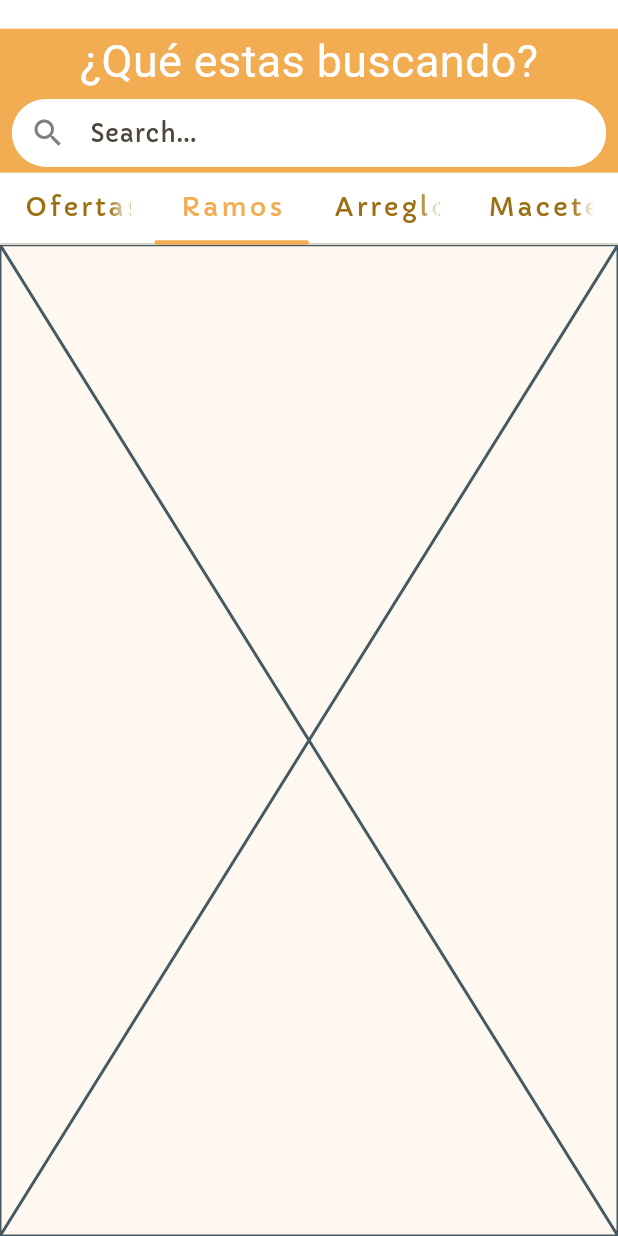
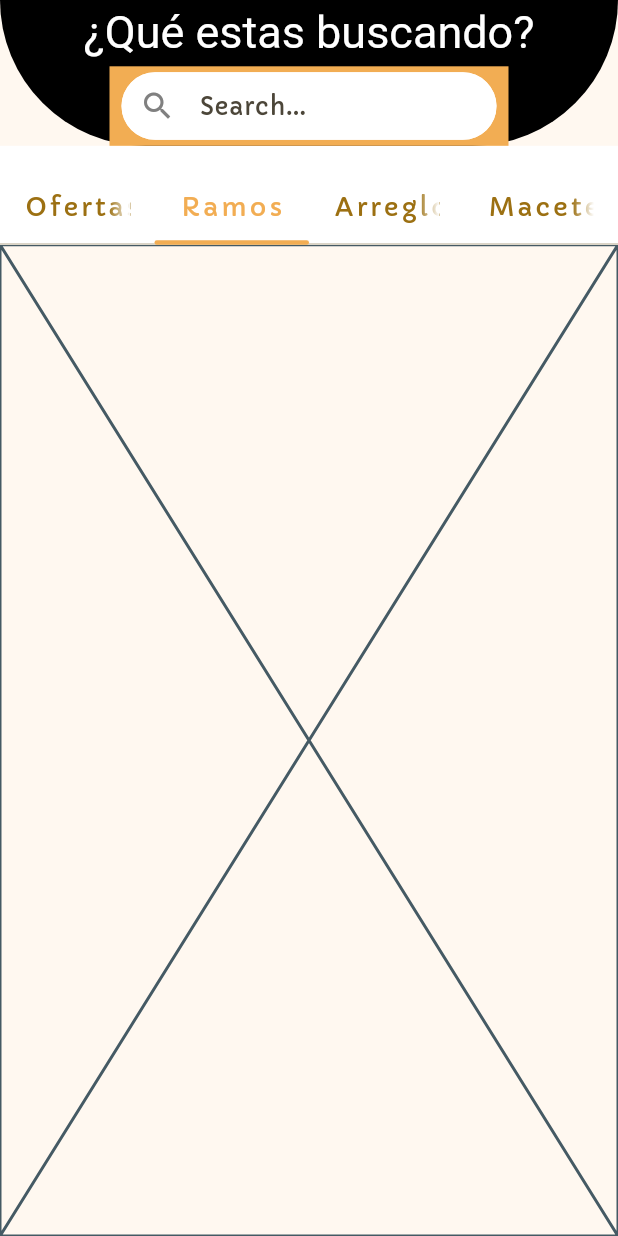
Before and after one commit to UzielTzab/L_Art_Garden_Mobil, a Flutter app: the FlowerMain screen opened directly, tab 2 chosen, on a phone screen of 412 x 824 dp. Run offline on Flutter 3.47's test engine with Material 3 defaults, Android fonts, the phone set to English and light mode, and no system bars; our stand-ins replace carousel_slider, dots_indicator; network calls fail; Roboto replaces fonts that are missing (flower sun); project files that could hold a hidden picture were left out.

Commit message:
modificacion del appBar resultado muy cercano al de figma

```diff
--- a/lib/Screens/Home/Main_Store/FlowersMain.dart
+++ b/lib/Screens/Home/Main_Store/FlowersMain.dart
@@ -22,20 +22,13 @@ class _FlowerMainState extends State<FlowerMain> {
           length: 4,
           child: Scaffold(
             appBar: AppBar(
-              title: const SizedBox.shrink(),
-              automaticallyImplyLeading:
-                  false, // Esto elimina el botón de retroceso
-              backgroundColor: whiteColor,
-              bottom: PreferredSize(
-                preferredSize:
-                    Size.fromHeight(MediaQuery.of(context).size.height * 0.13),
-                child: Column(
-                  children: [
-                    Container(
-                      decoration: const BoxDecoration(color: baseColor),
-                      child: Column(
-                        children: [
-                          const Center(
+              shape: const RoundedRectangleBorder(
+                borderRadius: BorderRadius.vertical(
+                  bottom: Radius.circular(
+                      1000), // Ajusta el radio de la esquina inferior
+                ),
+              ),
+              title: const Center(
                 child: Text(
                   '¿Qué estas buscando?',
                   style: TextStyle(
@@ -44,11 +37,21 @@ class _FlowerMainState extends State<FlowerMain> {
                       fontFamily: 'flower sun'),
                 ),
               ),
+              automaticallyImplyLeading: false,
+              backgroundColor: Colors.black,
+              bottom: PreferredSize(
+                preferredSize:
+                    Size.fromHeight(MediaQuery.of(context).size.height * 0.05),
+                child: Container(
+                  decoration: const BoxDecoration(color: baseColor),
+                  child: Column(
+                    children: [
                       Padding(
                         padding: const EdgeInsets.symmetric(
                             horizontal: 8.0,
                             vertical: 4.0), // Ajusta el relleno
                         child: SizedBox(
+                          width: 250,
                           height: 45, // Ajusta la altura del TextField
                           child: TextField(
                             style: const TextStyle(color: grayColor),
@@ -56,8 +59,8 @@ class _FlowerMainState extends State<FlowerMain> {
                               labelStyle: const TextStyle(color: grayColor),
                               filled: true,
                               fillColor: whiteColor,
-                                  contentPadding: const EdgeInsets.symmetric(
-                                      horizontal: 8.0),
+                              contentPadding:
+                                  const EdgeInsets.symmetric(horizontal: 12),
                               hintText: 'Search...',
                               prefixIcon: const Icon(
                                 Icons.search,
@@ -81,6 +84,19 @@ class _FlowerMainState extends State<FlowerMain> {
                     ],
                   ),
                 ),
+              ),
+            ),
+            body: Scaffold(
+              appBar: AppBar(
+                toolbarHeight: MediaQuery.of(context).size.height * 0.00,
+                automaticallyImplyLeading:
+                    false, // Esto elimina el botón de retroceso
+                backgroundColor: whiteColor,
+                bottom: PreferredSize(
+                  preferredSize: Size.fromHeight(
+                      MediaQuery.of(context).size.height * 0.08),
+                  child: Column(
+                    children: [
                       TabBar(
                         indicator: BoxDecoration(
                           // border: Border.all(color: baseColor),
@@ -91,7 +107,9 @@ class _FlowerMainState extends State<FlowerMain> {
                             .tab, // Ajusta el tamaño del indicador
                         indicatorPadding: const EdgeInsets.only(top: 45),
                         labelStyle: const TextStyle(
-                          fontSize: 17, letterSpacing: 2, fontFamily: 'Capri'),
+                            fontSize: 17,
+                            letterSpacing: 2,
+                            fontFamily: 'Capri'),
                         labelColor:
                             baseColor, // Cambia el color del texto de la pestaña activa
                         unselectedLabelColor:
@@ -120,6 +138,7 @@ class _FlowerMainState extends State<FlowerMain> {
             ),
           ),
         ),
+      ),
     );
   }
 }
```
Lines whose indentation alone changed are shown as unchanged.
